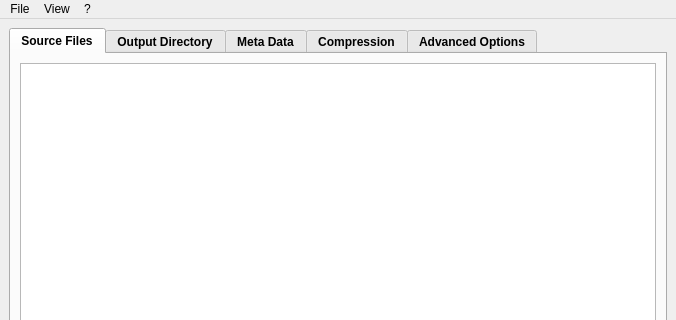
Old version of the form gui/MainWindow.ui in the repository lordmulder/LameXP; both pictures show x 0 to 676 and y 0 to 320 of the 676 by 459 pixel window.
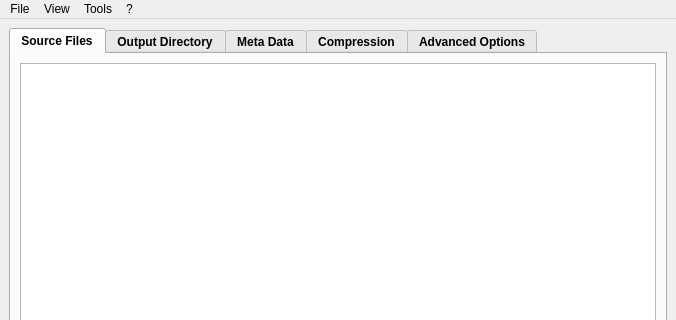
New version of the form. Icons and pictures are not drawn.

Patch:
```diff
--- a/gui/MainWindow.ui
+++ b/gui/MainWindow.ui
@@ -1133,8 +1133,16 @@
     <addaction name="separator"/>
     <addaction name="menuStyle"/>
    </widget>
+   <widget class="QMenu" name="menuTools">
+    <property name="title">
+     <string>Tools</string>
+    </property>
+    <addaction name="actionDisableUpdateReminder"/>
+    <addaction name="actionDisableSounds"/>
+   </widget>
    <addaction name="menuFile"/>
    <addaction name="menuView"/>
+   <addaction name="menuTools"/>
    <addaction name="menuHelp"/>
   </widget>
   <action name="actionAbout">
```
Left out of the diff: 22 changed lines with no effect on the pictures.
